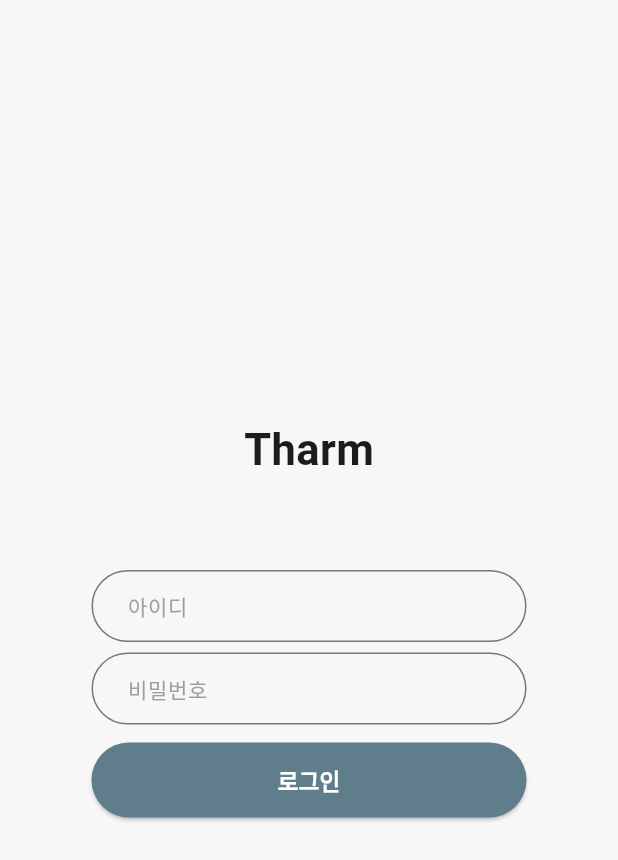
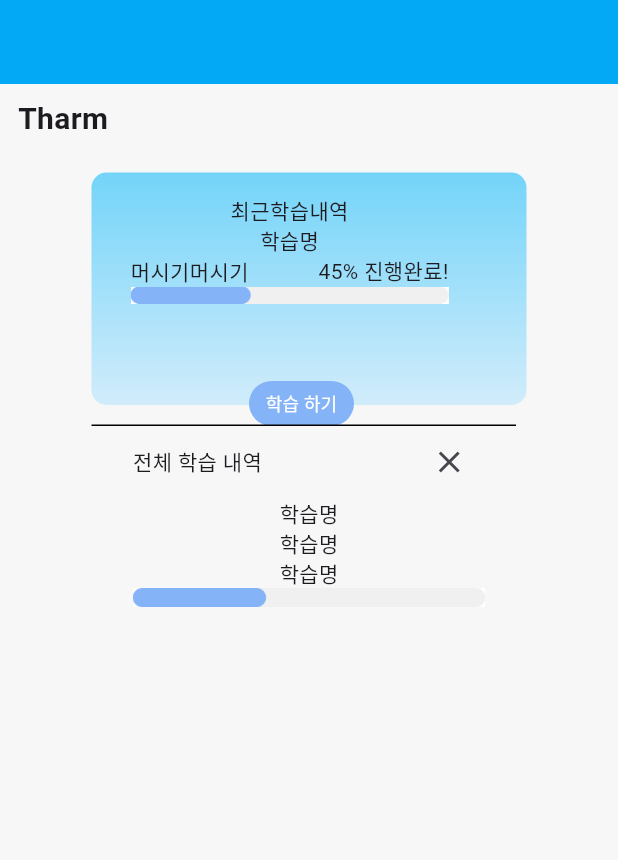
Before and after one commit to Tharm-project/tharm_front, a Flutter app: the screen it shows after launch, on a phone screen of 412 x 824 dp. Shown: the top 860 px of the screen. Run offline on Flutter 3.47's test engine with Material 3 defaults, Android fonts, the phone set to English and light mode, and no system bars; our stand-ins replace easy_rich_text, firebase_core, get; accounts and stored records are empty.

Commit message:
레이아웃

```diff
--- a/lib/main.dart
+++ b/lib/main.dart
@@ -1,6 +1,7 @@
 import 'package:flutter/material.dart';
 import 'package:firebase_core/firebase_core.dart';
 import 'package:get/get.dart';
+import 'package:tharmproject/screens/learning_screen.dart';
 import 'package:tharmproject/screens/login_screen.dart';
 import 'firebase_options.dart';
 
@@ -27,7 +28,8 @@ class MyApp extends StatelessWidget {
           //     seedColor: const Color.fromARGB(255, 192, 145, 145)),
           // useMaterial3: true,
           ),
-      home: const LoginScreen(),
+      home: const LearningScreen(),
+      // home: const LoginScreen(),
     );
   }
 }
--- /dev/null
+++ b/lib/screens/learning_screen.dart
@@ -0,0 +1,149 @@
+import 'package:easy_rich_text/easy_rich_text.dart';
+import 'package:flutter/material.dart';
+import 'package:tharmproject/widgets/home-menu.dart';
+
+class LearningScreen extends StatelessWidget {
+  const LearningScreen({super.key});
+
+  @override
+  Widget build(BuildContext context) {
+    return Scaffold(
+      appBar: AppBar(
+        backgroundColor: Colors.lightBlue,
+        // backgroundColor: Colors.white,
+        // title: const Text(
+        //   'Tharm',
+        //   style: TextStyle(
+        //     fontSize: 20,
+        //     fontWeight: FontWeight.bold
+        //   ),
+        // ),
+      ),
+      body: Column(
+        crossAxisAlignment: CrossAxisAlignment.start,
+        // mainAxisAlignment: MainAxisAlignment.center,
+        children: [
+          Container(
+            margin: const EdgeInsets.fromLTRB(12, 9, 0, 21),
+            child: const Text(
+              'Tharm',
+              style: TextStyle(fontSize: 20, fontWeight: FontWeight.bold),
+            ),
+          ),
+          Column(
+            // crossAxisAlignment: CrossAxisAlignment.center,
+            // mainAxisAlignment: MainAxisAlignment.center,
+            children: [
+              // 첫번째 박스
+              SizedBox(
+                height: 169,
+                child: Stack(
+                  // alignment: Alignment.center,
+                  children: [
+                    Container(
+                      width: 290,
+                      height: 155,
+                      padding: const EdgeInsets.fromLTRB(26, 15, 52, 0),
+                      decoration: const BoxDecoration(
+                        gradient: LinearGradient(
+                          begin: Alignment.topCenter,
+                          end: Alignment.bottomCenter,
+                          colors: [Color(0xff73D4F9), Color(0xffD1ECFB)],
+                        ),
+                        borderRadius: BorderRadius.all(Radius.circular(10)),
+                        shape: BoxShape.rectangle,
+                      ),
+                      child: const Column(
+                        children: [
+                          Text('최근학습내역'),
+                          Text('학습명'),
+                          Row(
+                            mainAxisAlignment:MainAxisAlignment.spaceBetween,
+                            children: [
+                              Text('머시기머시기'),
+                              Text('45% 진행완료!'),
+                            ],
+                          ),
+                          SizedBox(
+                            child: Image(
+                              image:AssetImage('assets/images/graph.png')
+                            ),
+                          )
+                        ],
+                      )),
+                      Positioned(
+                        width: 70,
+                        height: 30,
+                        bottom: 0,
+                        left: 105,
+                        child: SizedBox(
+                          // width: 130,
+                          height: 30,
+                          child: TextButton(
+                            style: TextButton.styleFrom(
+                              minimumSize: Size.zero,
+                              padding: EdgeInsets.zero,
+                              backgroundColor: const Color(0xff85B3F8)),
+                          onPressed: () {},
+                          child: const Text(
+                            '학습 하기',
+                            style: TextStyle(
+                              fontSize: 12, color: Colors.white),
+                          ),
+                        ),
+                      )
+                    ),
+                    // border바
+                    Container(
+                      // alignment: Alignment.center,
+                      width: 283,
+                      decoration: BoxDecoration(
+                        border: Border(bottom: BorderSide(color: Colors.black))
+                      ),
+                    ),
+                  ],
+                ),
+              ),
+              Container(
+              ),
+              // SizedBox(),
+              SizedBox(
+                width: 235,
+                  // height: 220,
+                child: Center(
+                  child: Column(
+                    // mainAxisAlignment: MainAxisAlignment.center,
+                    // crossAxisAlignment: CrossAxisAlignment.center,
+                    children: [
+                      Row(
+                        // mainAxisAlignment: MainAxisAlignment.center,
+                        mainAxisAlignment: MainAxisAlignment.spaceBetween,
+                        children: [
+                          Text('전체 학습 내역'),
+                          IconButton(
+                              onPressed: () {},
+                              icon: const Icon(Icons.close_outlined)),
+                        ],
+                      ),
+                      const Column(
+                        children: [
+                          Text('학습명'),
+                          Text('학습명'),
+                          Text('학습명'),
+                          SizedBox(
+                            child: Image(
+                                image: AssetImage('assets/images/graph.png')),
+                          )
+                        ],
+                      )
+                    ],
+                  ),
+                ),
+              )
+            ],
+          ),
+        ],
+      )
+    );
+  }
+}
--- a/lib/screens/login_screen.dart
+++ b/lib/screens/login_screen.dart
@@ -1,6 +1,7 @@
 import 'package:flutter/material.dart';
 import 'package:get/get.dart';
 import 'package:tharmproject/screens/home_screen.dart';
+import 'package:tharmproject/screens/learning_screen.dart';
 
 
 class LoginScreen extends StatelessWidget {
@@ -64,7 +65,8 @@ class LoginScreen extends StatelessWidget {
               ),
               onPressed: () {
                 Get.off(
-                  const HomeScreen(),
+                  const LearningScreen(),
+                  // const HomeScreen(),
                 );
               },
               child: const Text(
--- a/pubspec.yaml
+++ b/pubspec.yaml
@@ -32,6 +32,7 @@ dependencies:
     sdk: flutter
   get: ^4.1.4
   easy_rich_text: '^2.0.0'
+  win32: ^5.5.4
 
   # cupertino_icons: ^1.0.8
   # font_awesome_flutter: 10.7.0
@@ -42,6 +43,7 @@ dependencies:
   cupertino_icons: ^1.0.8
   firebase_core: ^3.3.0
   firebase_auth: ^5.1.4
+  get_cli: ^1.8.1
 
 dev_dependencies:
   flutter_test:
```
Also changed, not shown: pubspec.lock.
